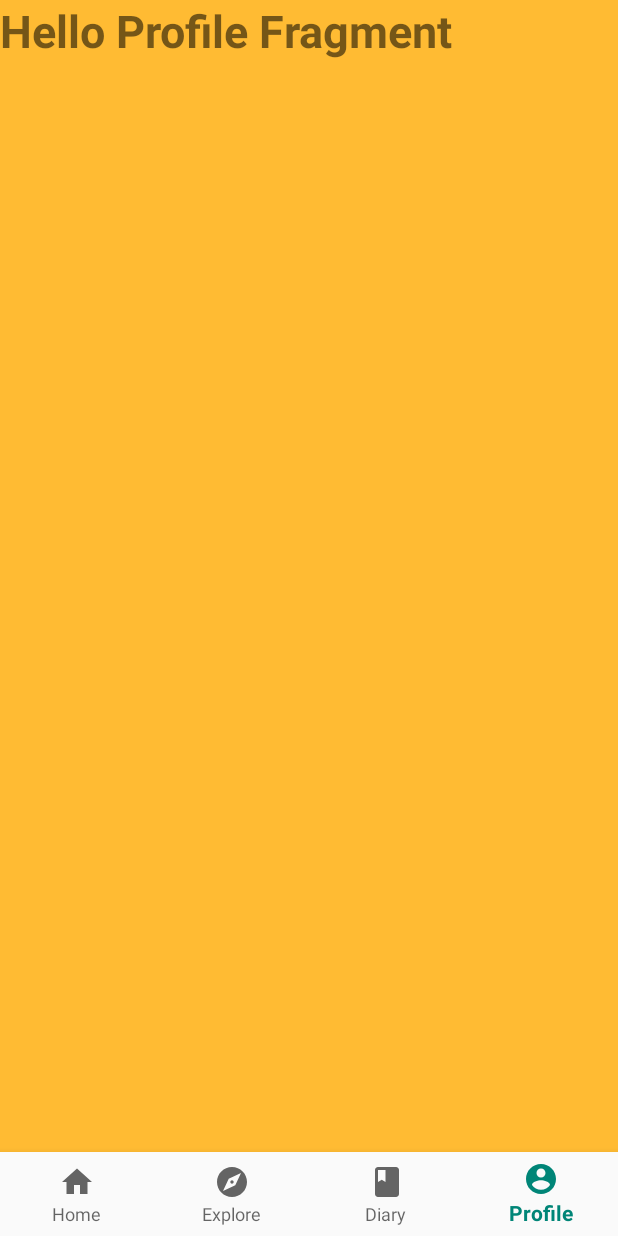
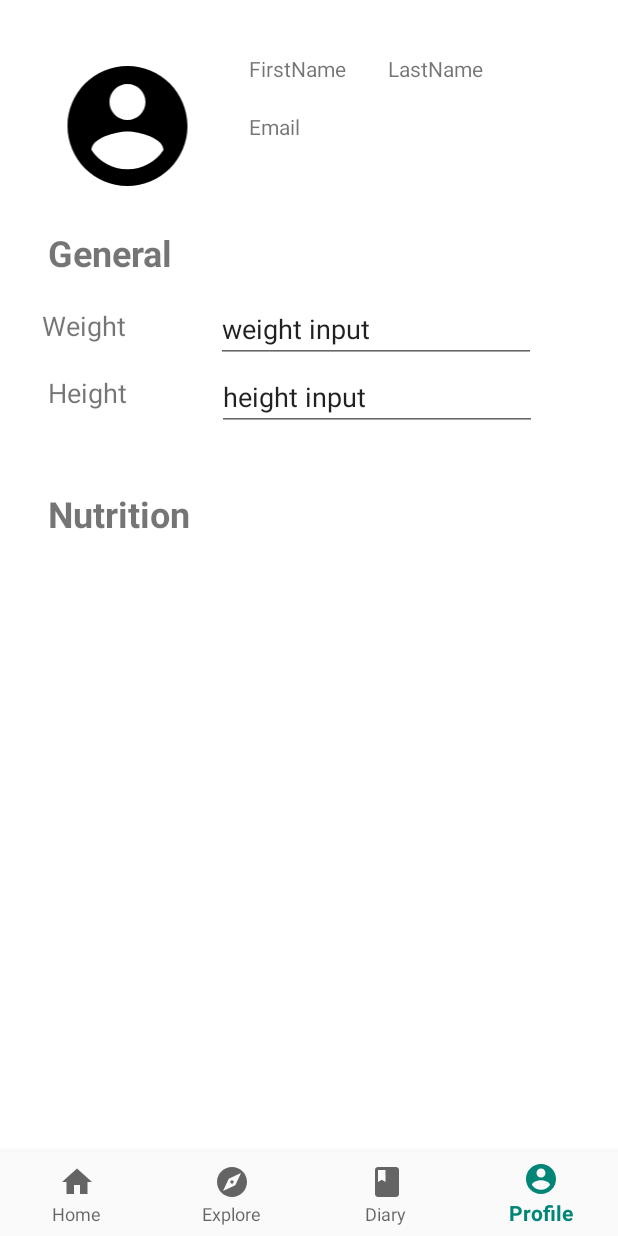
Before and after one commit to clarissalynnn/3634Project, an Android app: the HomeFragment screen opened directly, with no data from a screen before it, item 4 of the bottom bar chosen, on a phone screen of 412 x 824 dp. Run offline under Robolectric (Android 15) with nearby library versions, the light colour scheme and no system bars; 1 statement that could not run was skipped.

Commit message:
profile and home fragment commit

```diff
--- a/app/src/main/res/layout/fragment_home.xml
+++ b/app/src/main/res/layout/fragment_home.xml
@@ -49,4 +49,15 @@
         app:layout_constraintHeight_percent="0.8"
         android:background="@android:color/white"/>
 
+    <TextView
+        android:id="@+id/recipeRec"
+        android:layout_width="259dp"
+        android:layout_height="26dp"
+        android:layout_marginStart="16dp"
+        android:layout_marginLeft="16dp"
+        android:layout_marginTop="16dp"
+        android:text="Recipe recommendation/ Nutrition info"
+        app:layout_constraintStart_toStartOf="parent"
+        app:layout_constraintTop_toBottomOf="@+id/greetingsTv" />
+
 </androidx.constraintlayout.widget.ConstraintLayout>
--- a/app/src/main/res/layout/fragment_profile.xml
+++ b/app/src/main/res/layout/fragment_profile.xml
@@ -1,16 +1,141 @@
 <?xml version="1.0" encoding="utf-8"?>
-<FrameLayout xmlns:android="http://schemas.android.com/apk/res/android"
+<androidx.constraintlayout.widget.ConstraintLayout xmlns:android="http://schemas.android.com/apk/res/android"
+    xmlns:app="http://schemas.android.com/apk/res-auto"
     xmlns:tools="http://schemas.android.com/tools"
+    android:id="@+id/frameLayout"
     android:layout_width="match_parent"
     android:layout_height="match_parent"
-    tools:context=".Fragments.ProfileFragment"
-    android:background="@android:color/holo_orange_light">
+    android:background="#FFFFFF"
+    tools:context=".Fragments.ProfileFragment">
+
+    <ImageView
+        android:id="@+id/imageView"
+        android:layout_width="106dp"
+        android:layout_height="96dp"
+        android:layout_marginStart="32dp"
+        android:layout_marginLeft="32dp"
+        android:layout_marginTop="36dp"
+        android:src="@drawable/ic_account_circle_black_24dp"
+        app:layout_constraintStart_toStartOf="parent"
+        app:layout_constraintTop_toTopOf="parent" />
 
     <TextView
-        android:layout_width="match_parent"
-        android:layout_height="match_parent"
-        android:text="Hello Profile Fragment"
-        android:textSize="30sp"
-        android:textStyle="bold" />
+        android:id="@+id/nameInput"
+        android:layout_width="wrap_content"
+        android:layout_height="wrap_content"
+        android:layout_marginStart="28dp"
+        android:layout_marginLeft="28dp"
+        android:layout_marginTop="36dp"
+        android:text="FirstName"
+        app:layout_constraintStart_toEndOf="@+id/imageView"
+        app:layout_constraintTop_toTopOf="parent" />
 
-</FrameLayout>
+    <TextView
+        android:id="@+id/lastnameInput"
+        android:layout_width="wrap_content"
+        android:layout_height="wrap_content"
+        android:layout_marginStart="28dp"
+        android:layout_marginLeft="28dp"
+        android:layout_marginTop="36dp"
+        android:text="LastName"
+        app:layout_constraintEnd_toEndOf="parent"
+        app:layout_constraintHorizontal_bias="0.0"
+        app:layout_constraintStart_toEndOf="@+id/nameInput"
+        app:layout_constraintTop_toTopOf="parent" />
+
+    <TextView
+        android:id="@+id/generalLabel"
+        android:layout_width="wrap_content"
+        android:layout_height="wrap_content"
+        android:layout_marginStart="32dp"
+        android:layout_marginLeft="32dp"
+        android:layout_marginTop="20dp"
+        android:text="General"
+        android:textSize="24sp"
+        android:textStyle="bold"
+        app:layout_constraintStart_toStartOf="parent"
+        app:layout_constraintTop_toBottomOf="@+id/imageView" />
+
+    <TextView
+        android:id="@+id/nutritionLabel"
+        android:layout_width="wrap_content"
+        android:layout_height="wrap_content"
+        android:layout_marginStart="32dp"
+        android:layout_marginLeft="32dp"
+        android:layout_marginTop="52dp"
+        android:text="Nutrition"
+        android:textSize="24sp"
+        android:textStyle="bold"
+        app:layout_constraintStart_toStartOf="parent"
+        app:layout_constraintTop_toBottomOf="@+id/heightLabel" />
+
+    <TextView
+        android:id="@+id/weightLabel"
+        android:layout_width="wrap_content"
+        android:layout_height="wrap_content"
+        android:layout_marginStart="28dp"
+        android:layout_marginLeft="28dp"
+        android:layout_marginTop="20dp"
+        android:text="Weight"
+        android:textSize="18sp"
+        app:layout_constraintStart_toStartOf="parent"
+        app:layout_constraintTop_toBottomOf="@+id/generalLabel" />
+
+    <TextView
+        android:id="@+id/heightLabel"
+        android:layout_width="wrap_content"
+        android:layout_height="wrap_content"
+        android:layout_marginStart="32dp"
+        android:layout_marginLeft="32dp"
+        android:layout_marginTop="20dp"
+        android:text="Height"
+        android:textSize="18sp"
+        app:layout_constraintStart_toStartOf="parent"
+        app:layout_constraintTop_toBottomOf="@+id/weightLabel" />
+
+    <EditText
+        android:id="@+id/weightInput"
+        android:layout_width="wrap_content"
+        android:layout_height="wrap_content"
+        android:layout_marginStart="60dp"
+        android:layout_marginLeft="60dp"
+        android:layout_marginTop="12dp"
+        android:ems="10"
+        android:inputType="textPersonName"
+        android:text="weight input"
+        app:layout_constraintStart_toEndOf="@+id/weightLabel"
+        app:layout_constraintTop_toBottomOf="@+id/generalLabel" />
+
+    <EditText
+        android:id="@+id/heightInput"
+        android:layout_width="wrap_content"
+        android:layout_height="wrap_content"
+        android:layout_marginStart="60dp"
+        android:layout_marginLeft="60dp"
+        android:ems="10"
+        android:inputType="textPersonName"
+        android:text="height input "
+        app:layout_constraintStart_toEndOf="@+id/heightLabel"
+        app:layout_constraintTop_toBottomOf="@+id/weightInput" />
+
+    <TextView
+        android:id="@+id/emailInput"
+        android:layout_width="wrap_content"
+        android:layout_height="wrap_content"
+        android:layout_marginStart="28dp"
+        android:layout_marginLeft="28dp"
+        android:layout_marginTop="19dp"
+        android:text="Email"
+        app:layout_constraintStart_toEndOf="@+id/imageView"
+        app:layout_constraintTop_toBottomOf="@+id/nameInput" />
+
+    <androidx.recyclerview.widget.RecyclerView
+        android:layout_width="333dp"
+        android:layout_height="189dp"
+        android:layout_marginStart="28dp"
+        android:layout_marginLeft="28dp"
+        android:layout_marginTop="20dp"
+        app:layout_constraintStart_toStartOf="parent"
+        app:layout_constraintTop_toBottomOf="@+id/nutritionLabel" />
+
+</androidx.constraintlayout.widget.ConstraintLayout>
```
